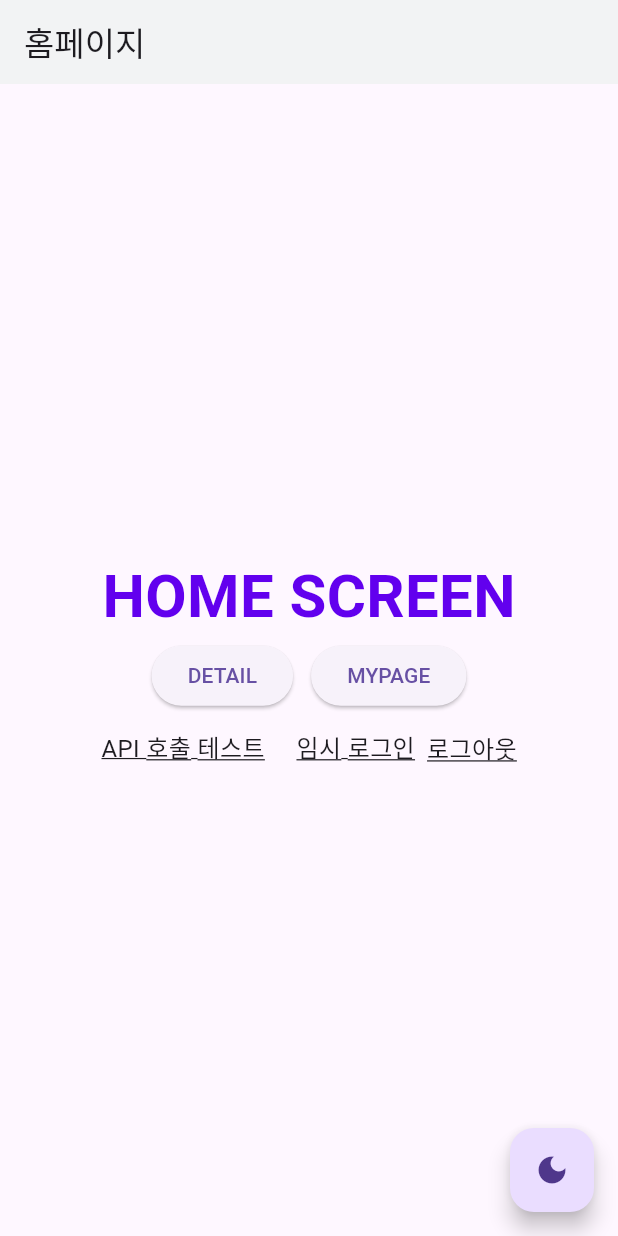
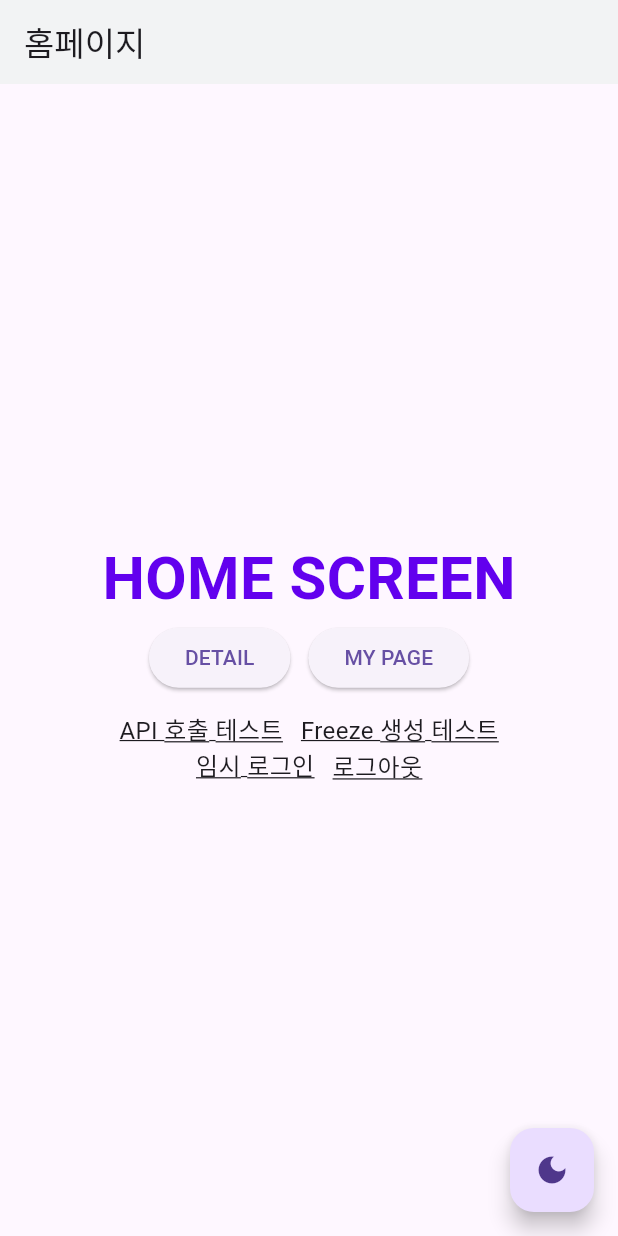
Before and after one commit to dingPie/memont-v2-flutter, a Flutter app: the screen it shows after launch, on a phone screen of 412 x 824 dp. Run offline on Flutter 3.47's test engine with Material 3 defaults, Android fonts, the phone set to English and light mode, and no system bars; our stand-ins replace dio, flutter_dotenv, freezed_annotation, go_router.

Commit message:
freeze 패키지 추가 및 샘플 코드 작성. 기존 코드와 비교.

```diff
--- /dev/null
+++ b/lib/models/none_freeze_person.dart
@@ -0,0 +1,65 @@
+class NoneFreezePerson {
+  int id;
+  String name;
+  int age;
+
+  NoneFreezePerson({
+    required this.id,
+    required this.name,
+    required this.age,
+  });
+
+  NoneFreezePerson.fromJson(Map<String, dynamic> json)
+      : id = json['id'] as int,
+        name = json['name'] as String,
+        age = json['age'] as int;
+
+  Map<String, Object?> toJson() {
+    return {
+      'id': id,
+      'name': name,
+      'age': age,
+    };
+  }
+
+  NoneFreezePerson copyWith({
+    int? id,
+    String? name,
+    int? age,
+  }) {
+    return NoneFreezePerson(
+      id: id ?? this.id,
+      name: name ?? this.name,
+      age: age ?? this.age,
+    );
+  }
+
+  @override
+  String toString() {
+    return 'NoneFreezePerson('
+        'id: $id, '
+        'name: $name, '
+        'age: $age'
+        ')';
+  }
+
+  @override
+  bool operator ==(Object other) {
+    return other is NoneFreezePerson &&
+        id == other.id &&
+        name == other.name &&
+        age == other.age;
+  }
+
+  @override
+  int get hashCode {
+    return Object.hash(
+      runtimeType,
+      id,
+      name,
+      age,
+    );
+  }
+
+  get nameLength => name.length;
+}
--- a/lib/screens/home_screen/home_screen.dart
+++ b/lib/screens/home_screen/home_screen.dart
@@ -4,6 +4,9 @@ import 'package:flutter/material.dart';
 import 'package:flutter_init/apis/dio.dart';
 import 'package:flutter_init/config/build_context_extension.dart';
 import 'package:flutter_init/constants/routes.dart';
+
+import 'package:flutter_init/models/person/person.dart';
+import 'package:flutter_init/models/none_freeze_person.dart';
 
 import 'package:flutter_init/providers/user.dart';
 import 'package:flutter_init/theme/app_theme.dart';
@@ -55,6 +58,23 @@ class HomeScreen extends StatelessWidget {
       }
     }
 
+    void freezeTest() {
+      Person person1 = Person(id: 1, name: 'Pie', age: 29);
+      Person person2 = Person.fromJson({'id': 1, 'name': 'Pie', 'age': 29});
+      NoneFreezePerson nfPerson1 =
+          NoneFreezePerson(id: 1, name: 'Pie', age: 29);
+      NoneFreezePerson nfPerson2 =
+          NoneFreezePerson.fromJson({'id': 1, 'name': 'Pie', 'age': 29});
+
+      print('person1: $person1');
+      print('person2 string: ${person2.toString()}');
+      print('person1 == person2: ${person1 == person2}');
+
+      print('nfPerson1: $nfPerson1');
+      print('nfPerson2 string: ${nfPerson2.toString()}');
+      print('nfPerson1 == nfPerson2: ${nfPerson1 == nfPerson2}');
+    }
+
     return Scaffold(
       appBar: AppBar(
         backgroundColor: context.colors.gray[200],
@@ -87,25 +107,45 @@ class HomeScreen extends StatelessWidget {
                     ),
                     ElevatedButton(
                       onPressed: () => onPressedRouteButton(ROUTES.my.path),
-                      child: const Text('MYPAGE'),
+                      child: const Text('MY PAGE'),
                     ),
                   ],
                 ),
                 const SizedBox(
                   height: 12,
                 ),
+                Column(
+                  // P_MEMO: 하위 컨테이너들이 width 100%라 여기서 조정이 안먹음
+                  children: [
                     Row(
                       mainAxisAlignment: MainAxisAlignment.center,
                       children: [
                         GestureDetector(
                           onTap: apiTest,
                           child: Text(
-                        'API 호출 테스트     ',
+                            'API 호출 테스트',
                             style: context.textStyle.body1.copyWith(
                               decoration: TextDecoration.underline,
                             ),
                           ),
                         ),
+                        const SizedBox(
+                          width: 12,
+                        ),
+                        GestureDetector(
+                          onTap: freezeTest,
+                          child: Text(
+                            'Freeze 생성 테스트',
+                            style: context.textStyle.body1.copyWith(
+                              decoration: TextDecoration.underline,
+                            ),
+                          ),
+                        ),
+                      ],
+                    ),
+                    Row(
+                      mainAxisAlignment: MainAxisAlignment.center,
+                      children: [
                         GestureDetector(
                           onTap: onPressLogin,
                           child: Text(
@@ -116,7 +156,7 @@ class HomeScreen extends StatelessWidget {
                           ),
                         ),
                         const SizedBox(
-                      width: 8,
+                          width: 12,
                         ),
                         GestureDetector(
                           onTap: onPressLogout,
@@ -127,6 +167,8 @@ class HomeScreen extends StatelessWidget {
                             ),
                           ),
                         ),
+                      ],
+                    )
                   ],
                 ),
               ],
```
Also changed, not shown: lib/models/person/person.dart (added, +22 -0 lines), pubspec.yaml (+7 -3 lines), lib/models/person/person.freezed.dart (added), lib/models/person/person.g.dart (added). Lines whose indentation alone changed are shown as unchanged.
